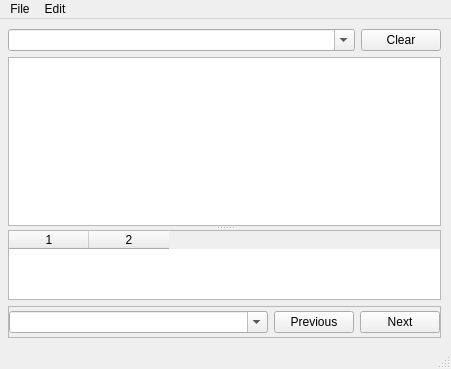
monal-im/DebugTools, file ui/main_window.ui: the form before one commit.
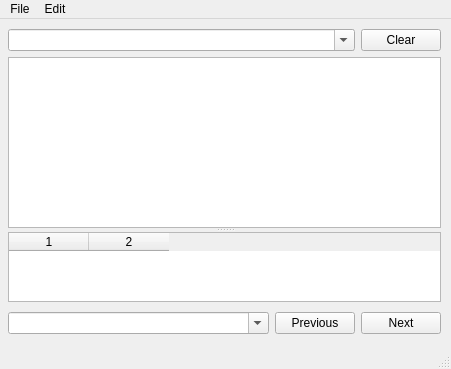
The form after the commit.

Commit message: Remove unwanted frame in main_window ui

```diff
--- a/ui/main_window.ui
+++ b/ui/main_window.ui
@@ -50,10 +50,10 @@
     <item row="2" column="0" colspan="2">
      <widget class="QFrame" name="uiFrame_search">
       <property name="frameShape">
-       <enum>QFrame::StyledPanel</enum>
+       <enum>QFrame::NoFrame</enum>
       </property>
       <property name="frameShadow">
-       <enum>QFrame::Raised</enum>
+       <enum>QFrame::Plain</enum>
       </property>
       <layout class="QHBoxLayout" name="horizontalLayout">
        <property name="leftMargin">
```
